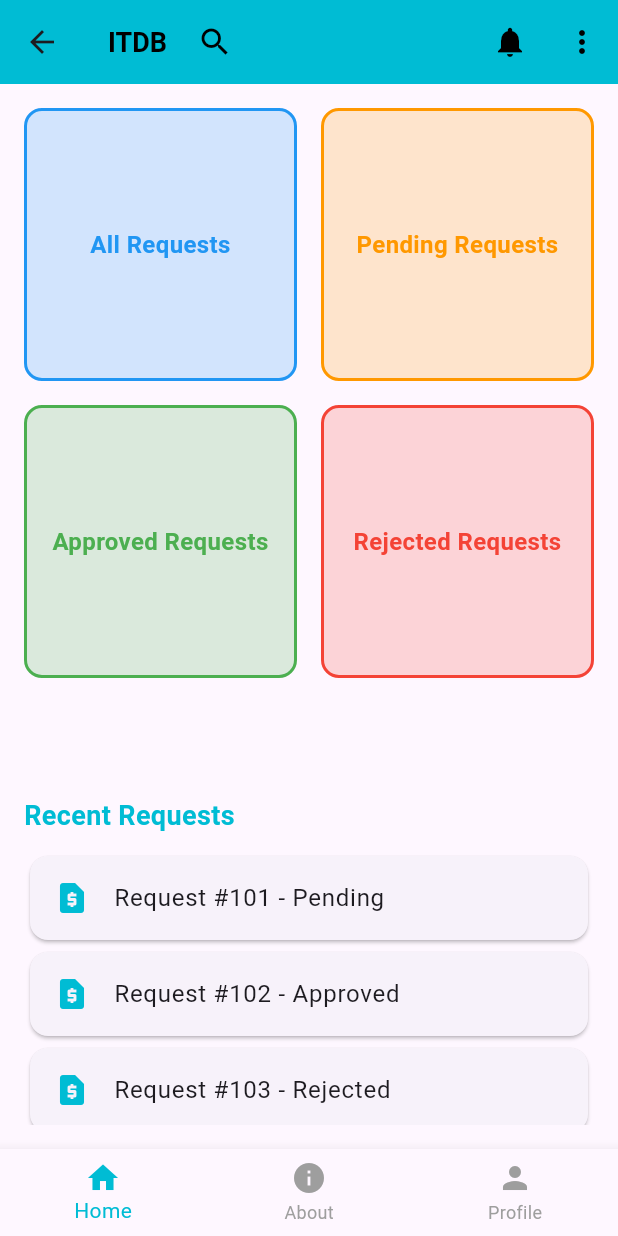
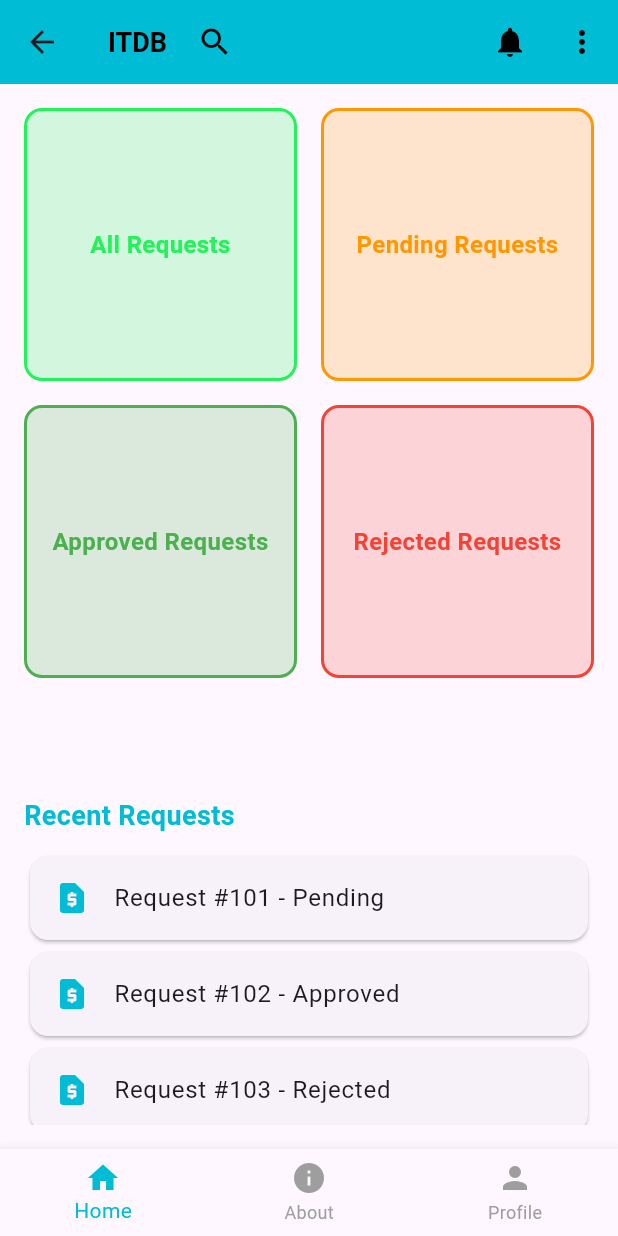
Before and after one commit to Dibora-yt/ITDB_FMS, a Flutter app: the HomePage screen opened directly, on a phone screen of 412 x 824 dp. Run offline on Flutter 3.47's test engine with Material 3 defaults, Android fonts, the phone set to English and light mode, and no system bars; our stand-ins replace image_picker.

Commit message:
2nd commit

```diff
--- a/lib/home.dart
+++ b/lib/home.dart
@@ -86,7 +86,7 @@ class _HomePageState extends State<HomePage> {
                 crossAxisSpacing: 16,
                 mainAxisSpacing: 16,
                 children: [
-                  _buildCard("All Requests", Colors.blue),
+                  _buildCard("All Requests", const Color.fromARGB(255, 33, 243, 89)),
                   _buildCard("Pending Requests", Colors.orange),
                   _buildCard("Approved Requests", Colors.green),
                   _buildCard("Rejected Requests", Colors.red),
@@ -164,12 +164,16 @@ class _HomePageState extends State<HomePage> {
       );
   }
 
+
+
+
   // Updated helper method: makes cards clickable
   Widget _buildCard(String title, Color color) {
     return InkWell(
       onTap: () => _onCardTapped(title),
       child: Container(
         decoration: BoxDecoration(
+          // ignore: deprecated_member_use
           color: color.withOpacity(0.2),
           borderRadius: BorderRadius.circular(12),
           border: Border.all(color: color, width: 2),
```
